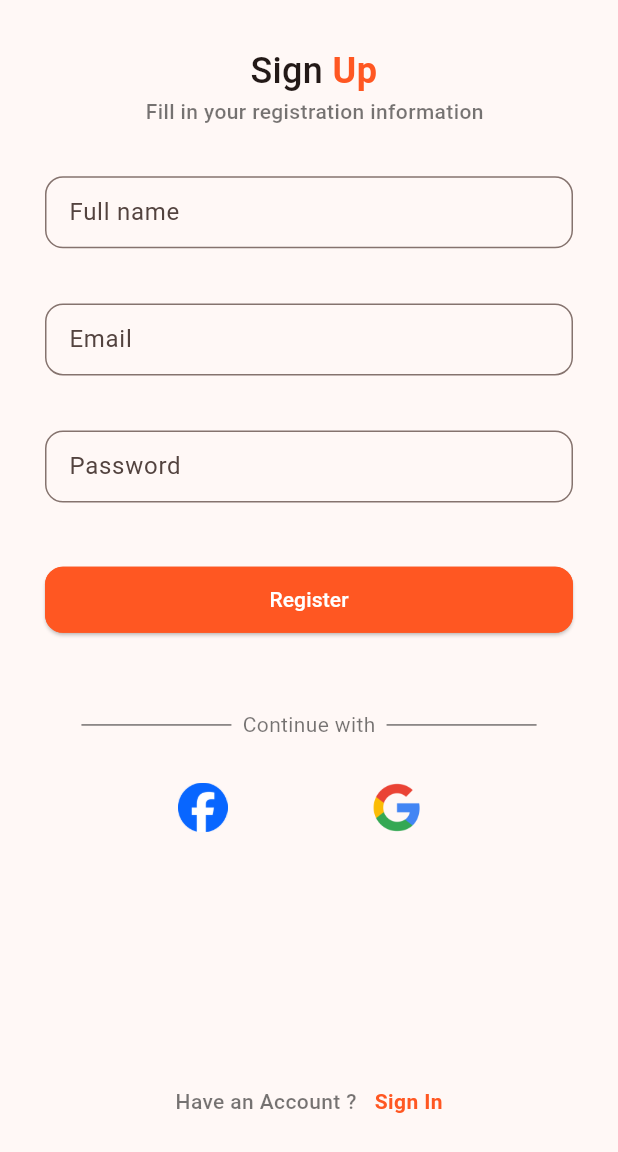
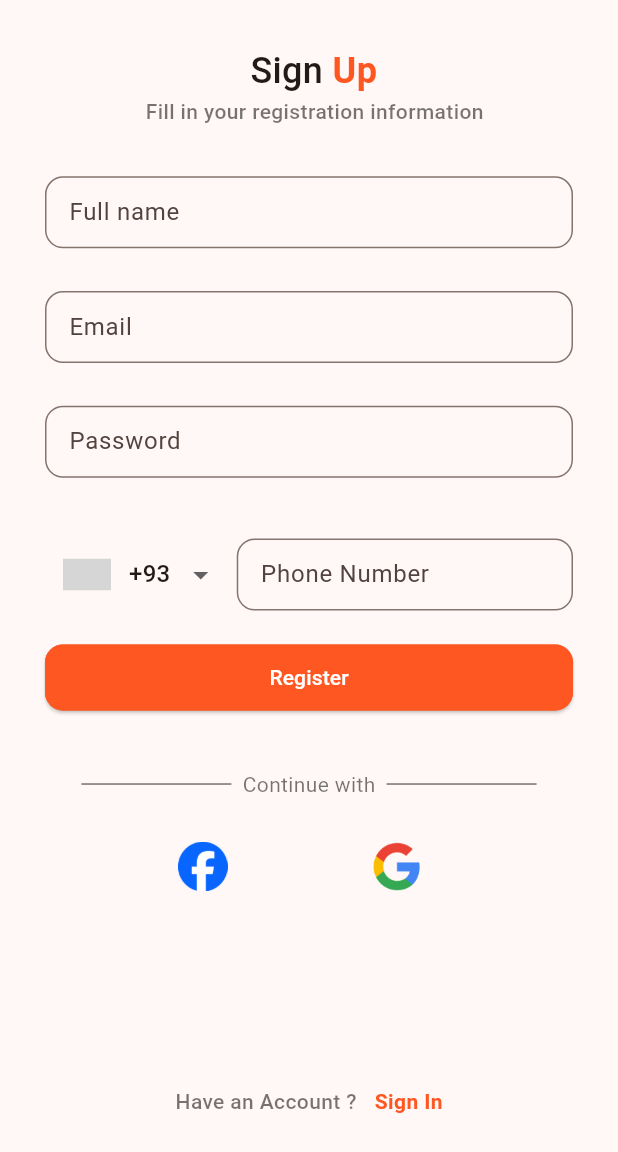
Before and after one commit to Nostalgia3102/Foodary, a Flutter app: the SignUpScreen screen opened by its route, on a phone screen of 412 x 824 dp, the part 84-1236 px from its top. Run offline on Flutter 3.47's test engine with Material 3 defaults, Android fonts, the phone set to English and light mode, and no system bars; drawn by our look-alikes of intl_phone_number_input; our stand-ins replace firebase_auth, firebase_core, get_it, google_sign_in, lottie; missing offline and left inert: flutter_facebook_auth; accounts and stored records are empty; grey boxes are pictures that could not be loaded.

Commit message:
Added phone number editTextField

```diff
--- a/lib/data/viewmodels/signup_screen_view_model.dart
+++ b/lib/data/viewmodels/signup_screen_view_model.dart
@@ -23,4 +23,12 @@ class SignUpScreenViewModel extends ChangeNotifier{
     _password = value;
     notifyListeners();
   }
+
+  String? _phoneNumber;
+  String? get phoneNumber => _phoneNumber;
+  set phoneNumber(String? value) {
+    _phoneNumber = value;
+    notifyListeners();
+  }
+
 }
--- a/lib/ui/sign_up_page.dart
+++ b/lib/ui/sign_up_page.dart
@@ -5,6 +5,7 @@ import 'package:provider/provider.dart';
 import '../utils/constants/strings.dart';
 import '../utils/constants/validations.dart';
 import '../utils/utilities.dart';
+import 'package:intl_phone_number_input/intl_phone_number_input.dart';
 
 class SignUpScreen extends StatefulWidget {
   const SignUpScreen({super.key});
@@ -42,10 +43,16 @@ class _SignUpScreenState extends State<SignUpScreen> {
               padding: const EdgeInsets.all(10.0),
               child: Column(
                 children: [
-              SizedBox(height: MediaQuery.of(context).size.height * 0.025),
+                  SizedBox(height: MediaQuery
+                      .of(context)
+                      .size
+                      .height * 0.025),
                   buildSignUpTitle(),
                   buildSignUpSubTitle(),
-              SizedBox(height: MediaQuery.of(context).size.height * 0.04),
+                  SizedBox(height: MediaQuery
+                      .of(context)
+                      .size
+                      .height * 0.04),
                   Form(
                     key: provider.signUpFormKey,
                     child: Padding(
@@ -59,14 +66,20 @@ class _SignUpScreenState extends State<SignUpScreen> {
                                   provider,
                                   StringsAsset.enterName,
                                   StringsAsset.nameLabelText)),
-                    SizedBox(height: MediaQuery.of(context).size.height * 0.03),
+                          SizedBox(height: MediaQuery
+                              .of(context)
+                              .size
+                              .height * 0.02),
                           SizedBox(
                               height: 60.0,
                               child: buildTextFormField(
                                   provider,
                                   StringsAsset.enterEmail,
                                   StringsAsset.emailLabelText)),
-                      SizedBox(height: MediaQuery.of(context).size.height * 0.03),
+                          SizedBox(height: MediaQuery
+                              .of(context)
+                              .size
+                              .height * 0.02),
                           SizedBox(
                             height: 60,
                             child: buildTextFormField(
@@ -74,12 +87,59 @@ class _SignUpScreenState extends State<SignUpScreen> {
                                 StringsAsset.enterPassword,
                                 StringsAsset.passwordLabelText),
                           ),
-                      SizedBox(height: MediaQuery.of(context).size.height * 0.025),
+                          SizedBox(height: MediaQuery
+                              .of(context)
+                              .size
+                              .height * 0.02),
+                          SizedBox(
+                            height: 60,
+                            child: InternationalPhoneNumberInput(
+                              keyboardType: TextInputType.phone,
+                              autoFocusSearch: true,
+                              inputDecoration: InputDecoration(
+                                  border: OutlineInputBorder(borderRadius: BorderRadius.circular(12)),
+                                  labelText: StringsAsset.phoneNumberLabelText,
+                                  fillColor: Colors.blue,
+                                  contentPadding:
+                                  const EdgeInsets.symmetric(vertical: 12, horizontal: 12),
+                                  errorStyle: const TextStyle(
+                                    color: Colors.red,
+                                    fontSize: 12,
+                                    height: 0.3,
+                                    fontWeight: FontWeight.normal,
+                                  ),
+                                  alignLabelWithHint: true,
+                                  errorBorder: OutlineInputBorder(
+                                    borderRadius: BorderRadius.circular(12),
+                                    borderSide: const BorderSide(
+                                      color: Colors.red,
+                                      width: 2,
+                                    ),
+                                  ),
+                                  focusedErrorBorder: OutlineInputBorder(
+                                      borderRadius: BorderRadius.circular(12),
+                                      borderSide: const BorderSide(
+                                        color: Colors.redAccent,
+                                        width: 2,
+                                      ),
+                                      gapPadding: 0)),
+                              onInputChanged: (value) {
+                                provider.phoneNumber = value.phoneNumber;
+                              },
+                            ),
+                          ),
+                          SizedBox(height: MediaQuery
+                              .of(context)
+                              .size
+                              .height * 0.025),
                         ],
                       ),
                     ),
                   ),
-              SizedBox(height: MediaQuery.of(context).size.height * 0.01),
+                  SizedBox(height: MediaQuery
+                      .of(context)
+                      .size
+                      .height * 0.0),
                   Padding(
                     padding: const EdgeInsets.fromLTRB(20, 0, 20, 0),
                     child: SizedBox(
@@ -87,7 +147,10 @@ class _SignUpScreenState extends State<SignUpScreen> {
                       child: buildElevatedSignUpButton(provider, context),
                     ),
                   ),
-              SizedBox(height: MediaQuery.of(context).size.height * 0.06),
+                  SizedBox(height: MediaQuery
+                      .of(context)
+                      .size
+                      .height * 0.045),
                   Row(
                     mainAxisAlignment: MainAxisAlignment.center,
                     crossAxisAlignment: CrossAxisAlignment.center,
@@ -112,7 +175,10 @@ class _SignUpScreenState extends State<SignUpScreen> {
                       ),
                     ],
                   ),
-              SizedBox(height: MediaQuery.of(context).size.height * 0.025),
+                  SizedBox(height: MediaQuery
+                      .of(context)
+                      .size
+                      .height * 0.025),
                   buildRowOtherSignUpOptions(context, provider),
                   Expanded(
                       child: Padding(
@@ -152,24 +218,32 @@ Row buildRowFooterText() {
     );
   }
 
-Row buildRowOtherSignUpOptions(BuildContext context, SignUpScreenViewModel provider) {
+  Row buildRowOtherSignUpOptions(BuildContext context,
+      SignUpScreenViewModel provider) {
     return Row(
       mainAxisAlignment: MainAxisAlignment.spaceEvenly,
       children: [
-      SizedBox(width: MediaQuery.of(context).size.height * 0.05),
+        SizedBox(width: MediaQuery
+            .of(context)
+            .size
+            .height * 0.05),
         IconButton(
             icon: Image.asset(
               'assets/images/fb.png',
-            width: MediaQuery.of(context).size.width * 0.08,
+              width: MediaQuery
+                  .of(context)
+                  .size
+                  .width * 0.08,
             ),
-          onPressed: () async{
-            try{
+            onPressed: () async {
+              try {
                 bool res = await authService.signUpWithFacebook();
-              if(res){
+                if (res) {
                   navigationService.pushReplacementNamed("/home_page");
-              }else{
+                } else {
                   final snackBar = SnackBar(
-                  content: const Text('User does not exists, Please register - FB'),
+                    content: const Text(
+                        'User does not exists, Please register - FB'),
                     duration: const Duration(seconds: 2),
                     action: SnackBarAction(
                       label: 'Close',
@@ -180,18 +254,24 @@ Row buildRowOtherSignUpOptions(BuildContext context, SignUpScreenViewModel provi
                   );
                   ScaffoldMessenger.of(context).showSnackBar(snackBar);
                 }
-            }catch(e){
+              } catch (e) {
                 print(e);
               }
             }),
-      SizedBox(width: MediaQuery.of(context).size.height * 0.01),
+        SizedBox(width: MediaQuery
+            .of(context)
+            .size
+            .height * 0.01),
         IconButton(
             icon: Image.asset(
               'assets/images/gogl.png',
-            width: MediaQuery.of(context).size.width * 0.14,
+              width: MediaQuery
+                  .of(context)
+                  .size
+                  .width * 0.14,
             ),
             onPressed: () async {
-            try{
+              try {
                 bool result =
                 await authService.signUpWithGoogle();
                 print(result);
@@ -210,16 +290,20 @@ Row buildRowOtherSignUpOptions(BuildContext context, SignUpScreenViewModel provi
                   );
                   ScaffoldMessenger.of(context).showSnackBar(snackBar);
                 }
-            }catch(e){
+              } catch (e) {
                 debugPrint(e.toString());
               }
             }),
-      SizedBox(width: MediaQuery.of(context).size.height * 0.05),
+        SizedBox(width: MediaQuery
+            .of(context)
+            .size
+            .height * 0.05),
       ],
     );
   }
 
-ElevatedButton buildElevatedSignUpButton(SignUpScreenViewModel provider, BuildContext context) {
+  ElevatedButton buildElevatedSignUpButton(SignUpScreenViewModel provider,
+      BuildContext context) {
     return ElevatedButton(
       style: ButtonStyle(
           backgroundColor: WidgetStateProperty.all(Colors.deepOrange),
@@ -261,11 +345,15 @@ ElevatedButton buildElevatedSignUpButton(SignUpScreenViewModel provider, BuildCo
     );
   }
 
-TextFormField buildTextFormField(
-    SignUpScreenViewModel provider, String cautionText, String labelText) {
+  TextFormField buildTextFormField(SignUpScreenViewModel provider,
+      String cautionText, String labelText) {
     return TextFormField(
+
+        keyboardType: (labelText == "Phone Number")
+            ? TextInputType.phone
+            : TextInputType.text,
+
         validator: (value) {
-
           if (value != null &&
               labelText == "Full Name" &&
               EMAIL_VALIDATION_REGEX.hasMatch(value)) {
@@ -279,12 +367,14 @@ TextFormField buildTextFormField(
             provider.email = value;
             return null;
           }
+
           if (value != null &&
               labelText == "Password" &&
               PASSWORD_VALIDATION_REGEX.hasMatch(value)) {
             provider.password = value;
             return null;
           }
+
           return cautionText;
         },
         decoration: InputDecoration(
--- a/lib/utils/constants/strings.dart
+++ b/lib/utils/constants/strings.dart
@@ -11,4 +11,6 @@ class StringsAsset {
   static const String passwordLabelText = "Password";
   static const String enterName = "Enter a valid name";
   static const String nameLabelText = "Full name";
+  static const String enterPhoneNumber = "Enter a valid phone number";
+  static const String phoneNumberLabelText = "Phone Number";
 }
--- a/lib/utils/constants/validations.dart
+++ b/lib/utils/constants/validations.dart
@@ -8,3 +8,5 @@ final RegExp NAME_VALIDATION_REGEX = RegExp(r"\b([A-ZÀ-ÿ][-,a-z. ']+[ ]*)+");
 
 final String PLACEHOLDER_PFP =
     "https://t3.ftcdn.net/jpg/05/16/27/58/360_F_516275801_f3Fsp17x6HQK0xQgDQEELoTuERO4SsWV.jpg";
+
+final RegExp PHONE_NUMBER_VALIDATION_REGEX = RegExp(r'(^[\+]?[(]?[0-9]{3}[)]?[-\s\.]?[0-9]{3}[-\s\.]?[0-9]{4,6}$)');
--- a/pubspec.yaml
+++ b/pubspec.yaml
@@ -47,6 +47,7 @@ dependencies:
   provider: ^6.1.2
   google_sign_in: ^6.2.1
   flutter_facebook_auth: ^7.0.1
+  intl_phone_number_input: ^0.7.3+1
 
 flutter_icons:
   android: true
```
Also changed, not shown: pubspec.lock. Lines whose indentation alone changed are shown as unchanged.
